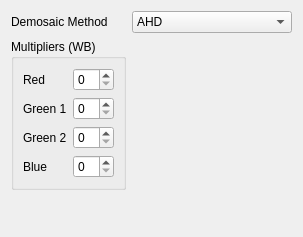
Old version of the form develop/modules/rawmodule.ui in the repository jaapgeurts/photostage.
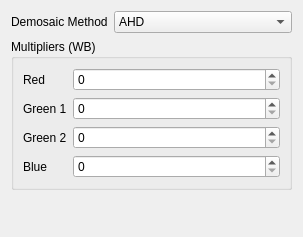
New version of the form.

Diff of the .ui file:
```diff
--- a/develop/modules/rawmodule.ui
+++ b/develop/modules/rawmodule.ui
@@ -14,6 +14,9 @@
    <string>Form</string>
   </property>
   <layout class="QFormLayout" name="formLayout_2">
+   <property name="fieldGrowthPolicy">
+    <enum>QFormLayout::AllNonFixedFieldsGrow</enum>
+   </property>
    <item row="0" column="0">
     <widget class="QLabel" name="cmbDemosaic">
      <property name="text">
@@ -45,12 +48,15 @@
      </item>
     </widget>
    </item>
-   <item row="1" column="0">
+   <item row="1" column="0" colspan="2">
     <widget class="QGroupBox" name="groupBox">
      <property name="title">
       <string>Multipliers (WB)</string>
      </property>
      <layout class="QFormLayout" name="formLayout">
+      <property name="fieldGrowthPolicy">
+       <enum>QFormLayout::AllNonFixedFieldsGrow</enum>
+      </property>
       <item row="0" column="0">
        <widget class="QLabel" name="label">
         <property name="text">
@@ -59,7 +65,11 @@
        </widget>
       </item>
       <item row="0" column="1">
-       <widget class="QSpinBox" name="spinBox"/>
+       <widget class="QSpinBox" name="sbRed">
+        <property name="maximum">
+         <number>1000</number>
+        </property>
+       </widget>
       </item>
       <item row="1" column="0">
        <widget class="QLabel" name="label_2">
@@ -69,7 +79,11 @@
        </widget>
       </item>
       <item row="1" column="1">
-       <widget class="QSpinBox" name="spinBox_2"/>
+       <widget class="QSpinBox" name="sbGreen1">
+        <property name="maximum">
+         <number>1000</number>
+        </property>
+       </widget>
       </item>
       <item row="2" column="0">
        <widget class="QLabel" name="label_3">
@@ -79,7 +93,11 @@
        </widget>
       </item>
       <item row="2" column="1">
-       <widget class="QSpinBox" name="spinBox_3"/>
+       <widget class="QSpinBox" name="sbGreen2">
+        <property name="maximum">
+         <number>1000</number>
+        </property>
+       </widget>
       </item>
       <item row="3" column="0">
        <widget class="QLabel" name="label_4">
@@ -89,7 +107,11 @@
        </widget>
       </item>
       <item row="3" column="1">
-       <widget class="QSpinBox" name="spinBox_4"/>
+       <widget class="QSpinBox" name="sbBlue">
+        <property name="maximum">
+         <number>1000</number>
+        </property>
+       </widget>
       </item>
      </layout>
     </widget>
```
Left out of the diff: 2 changed lines with no effect on the pictures.
